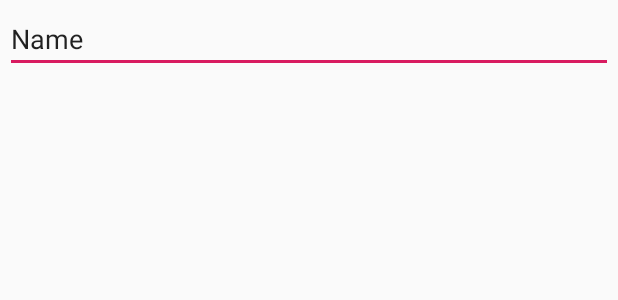
After one commit to smesh13/WatsonAssistantAndroid, an Android app: the layout view1.xml on its own in the app's theme, with its tools: preview values and no code run, on a phone screen of 412 x 824 dp. The commit adds this screen. Shown: the top 300 px of the screen. Run offline under Robolectric (Android 15) with nearby library versions, the phone set to English and light mode, and no system bars.

Commit message:
Update n°5

```diff
--- /dev/null
+++ b/app/src/main/res/layout/view1.xml
@@ -0,0 +1,17 @@
+<?xml version="1.0" encoding="utf-8"?>
+<LinearLayout
+    xmlns:android="http://schemas.android.com/apk/res/android"
+    android:layout_width="match_parent"
+    android:layout_height="match_parent"
+    android:orientation="vertical"
+    android:padding="3dp">
+
+    <EditText
+        android:id="@+id/editText"
+        android:layout_width="match_parent"
+        android:layout_height="wrap_content"
+        android:ems="10"
+        android:inputType="textPersonName"
+        android:text="Name" />
+
+</LinearLayout>
--- a/app/src/main/res/values/styles.xml
+++ b/app/src/main/res/values/styles.xml
@@ -1,7 +1,7 @@
 <resources>
 
     <!-- Base application theme. -->
-    <style name="AppTheme" parent="Theme.AppCompat.Light.DarkActionBar">
+    <style name="AppTheme" parent="Theme.AppCompat.Light.NoActionBar">
         <!-- Customize your theme here. -->
         <item name="colorPrimary">@color/colorPrimary</item>
         <item name="colorPrimaryDark">@color/colorPrimaryDark</item>
```
Also changed, not shown: app/build.gradle (+7 -0 lines), app/src/main/res/layout/activity_main.xml (+1 -12 lines).
